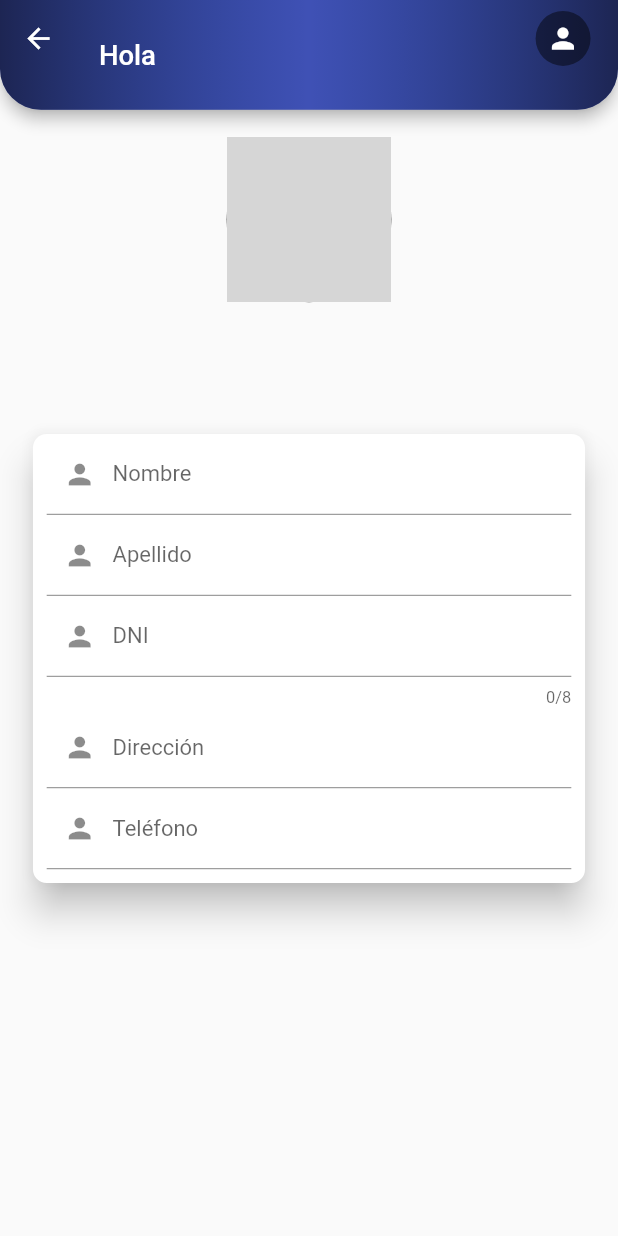
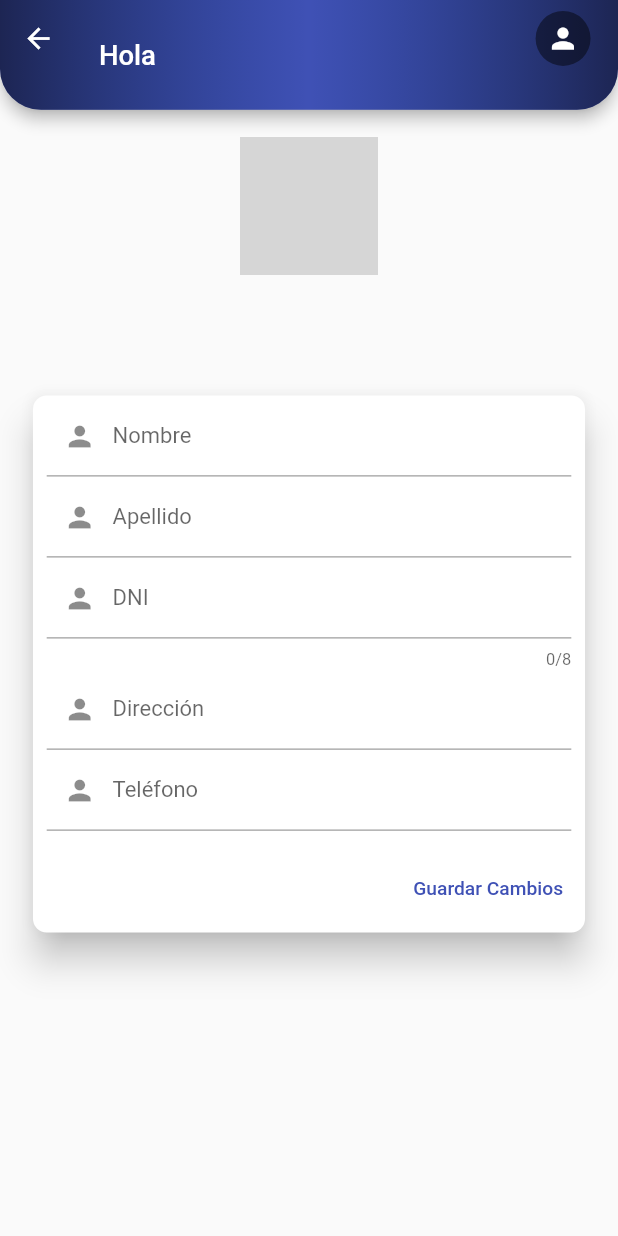
Before and after one commit to Roycho1885/tuTurnoApp, a Flutter app: the PerfilClientes screen opened directly with empty values, on a phone screen of 412 x 824 dp. Run offline on Flutter 3.47's test engine with Material 2 defaults, Android fonts, the light colour scheme and no system bars; our stand-ins replace cloud_firestore, firebase_auth, firebase_core, flutter_slidable, flutter_svg, mask_text_input_formatter and 1 more; missing offline and left inert: splash_screen_view; accounts and stored records are empty; network calls fail; grey boxes are pictures that could not be loaded.

Commit message:
Terminando Perfil Clientes

```diff
--- a/lib/Paginas/clientes.dart
+++ b/lib/Paginas/clientes.dart
@@ -163,7 +163,6 @@ class _Clientes extends State<Clientes> {
                         ),
                       ),
                     ),
-                    onTap: () {},
                   ),
                 );
               });
--- a/lib/Paginas/perfilClientes.dart
+++ b/lib/Paginas/perfilClientes.dart
@@ -1,3 +1,4 @@
+import 'package:cloud_firestore/cloud_firestore.dart';
 import 'package:flutter/material.dart';
 import 'package:flutter/services.dart';
 import 'package:mask_text_input_formatter/mask_text_input_formatter.dart';
@@ -20,6 +21,12 @@ class PerfilClientes extends StatefulWidget {
 }
 
 class _PerfilClientes extends State<PerfilClientes> {
+  final GlobalKey<FormState> _formkey = GlobalKey<FormState>();
+  TextEditingController _controlNombre = TextEditingController();
+  TextEditingController _controlApellido = TextEditingController();
+  TextEditingController _controlDni = TextEditingController();
+  TextEditingController _controlDire = TextEditingController();
+  TextEditingController _controlTele = TextEditingController();
   var mascara = new MaskTextInputFormatter(
       mask: '+54 ###### - ####', filter: {'#': RegExp(r'[0-9]')});
   late String _nombre;
@@ -28,10 +35,15 @@ class _PerfilClientes extends State<PerfilClientes> {
   late String _direccion;
   late String _telefono;
 
-  final double coverHeight = 180;
-  final double perfilHeight = 120;
+  final double perfilHeight = 100;
+
   @override
   Widget build(BuildContext context) {
+    _controlNombre.text = widget.cliente!.nombre;
+    _controlApellido.text = widget.cliente!.apellido;
+    _controlDni.text = widget.cliente!.dni;
+    _controlDire.text = widget.cliente!.direccion;
+    _controlTele.text = widget.cliente!.telefono;
     return Scaffold(
       extendBodyBehindAppBar: false,
       appBar: PreferredSize(
@@ -51,11 +63,12 @@ class _PerfilClientes extends State<PerfilClientes> {
                 borderRadius: BorderRadius.all(Radius.circular(10))),
             elevation: 10,
             child: Form(
+              key: _formkey,
               child: Column(
                 mainAxisAlignment: MainAxisAlignment.center,
                 children: [
                   Container(
-                    padding: EdgeInsets.only(left: 10, right:10, bottom:10),
+                    padding: EdgeInsets.only(left: 10, right: 10, bottom: 10),
                     child: Column(
                       children: [
                         _crearCampoNombre(),
@@ -65,6 +78,26 @@ class _PerfilClientes extends State<PerfilClientes> {
                         _crearCampoTelefono()
                       ],
                     ),
+                  ),
+                  ButtonBar(
+                    alignment: MainAxisAlignment.end,
+                    children: [
+                      TextButton(
+                          onPressed: () {
+                            if (!_formkey.currentState!.validate()) {
+                              return;
+                            } else {
+                              actualizar(
+                                  widget.cliente!,
+                                  _controlNombre.text,
+                                  _controlApellido.text,
+                                  _controlDni.text,
+                                  _controlDire.text,
+                                  _controlTele.text);
+                            }
+                          },
+                          child: Text("Guardar Cambios"))
+                    ],
                   ),
                 ],
               ),
@@ -81,12 +114,12 @@ class _PerfilClientes extends State<PerfilClientes> {
         SizedBox(height: 8),
         Text(
           widget.cliente!.nombre,
-          style: TextStyle(fontSize: 28, fontWeight: FontWeight.bold),
+          style: TextStyle(fontSize: 25, fontWeight: FontWeight.bold),
         ),
         SizedBox(height: 8),
         Text(
           widget.cliente!.email,
-          style: TextStyle(fontSize: 20, color: Colors.black38),
+          style: TextStyle(fontSize: 16, color: Colors.black38),
         ),
       ],
     );
@@ -114,6 +147,7 @@ class _PerfilClientes extends State<PerfilClientes> {
   //widgets TextField
   Widget _crearCampoNombre() {
     return TextFormField(
+      controller: _controlNombre,
       keyboardType: TextInputType.text,
       decoration:
           InputDecoration(labelText: 'Nombre', prefixIcon: Icon(Icons.person)),
@@ -131,6 +165,7 @@ class _PerfilClientes extends State<PerfilClientes> {
 
   Widget _crearCampoApellido() {
     return TextFormField(
+      controller: _controlApellido,
       keyboardType: TextInputType.text,
       decoration: InputDecoration(
           labelText: 'Apellido', prefixIcon: Icon(Icons.person)),
@@ -148,6 +183,7 @@ class _PerfilClientes extends State<PerfilClientes> {
 
   Widget _crearCampoDni() {
     return TextFormField(
+      controller: _controlDni,
       maxLength: 8,
       keyboardType: TextInputType.number,
       inputFormatters: [
@@ -173,6 +209,7 @@ class _PerfilClientes extends State<PerfilClientes> {
 
   Widget _crearCampoDireccion() {
     return TextFormField(
+      controller: _controlDire,
       keyboardType: TextInputType.text,
       decoration: InputDecoration(
           labelText: 'Dirección', prefixIcon: Icon(Icons.person)),
@@ -190,6 +227,7 @@ class _PerfilClientes extends State<PerfilClientes> {
 
   Widget _crearCampoTelefono() {
     return TextFormField(
+      controller: _controlTele,
       inputFormatters: [mascara],
       keyboardType: TextInputType.phone,
       decoration: InputDecoration(
@@ -209,4 +247,18 @@ class _PerfilClientes extends State<PerfilClientes> {
       },
     );
   }
+
+  actualizar(Cliente cliente, String nombre, String apellido, String dni,
+      String dire, String tele) {
+    FirebaseFirestore.instance.runTransaction((Transaction trans) async {
+      trans.update(cliente.referencia!, {
+        'nombre': nombre,
+        'apellido': apellido,
+        'dni': dni,
+        'direccion': dire,
+        'telefono': tele
+      });
+    }).then((value) => ScaffoldMessenger.of(context)
+        .showSnackBar(SnackBar(content: Text('Cliente modificado con éxito'))));
+  }
 }
```
